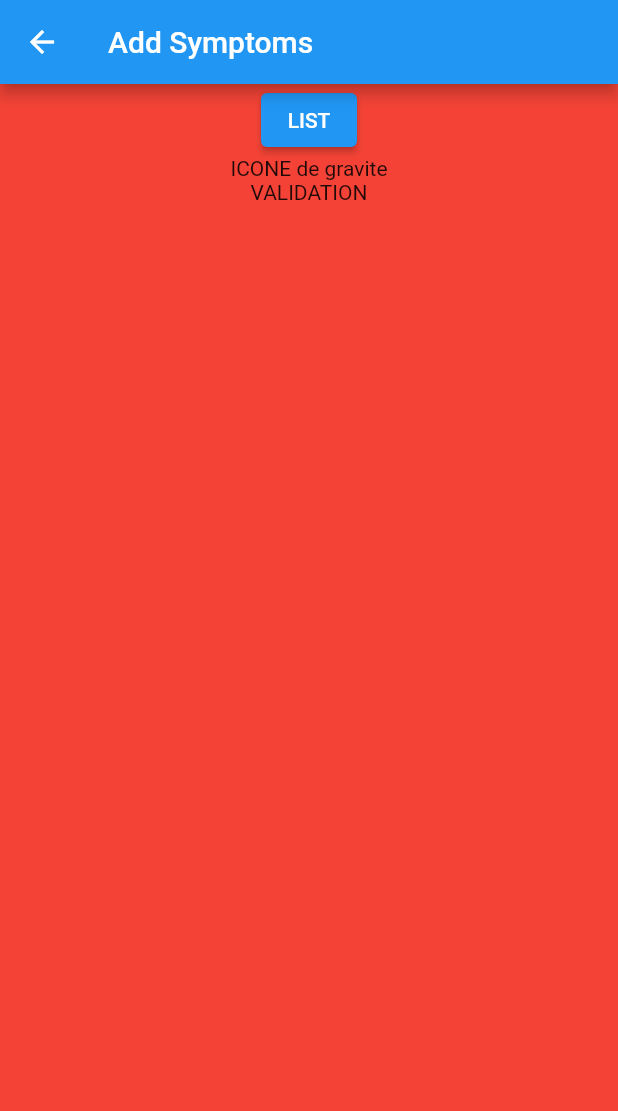
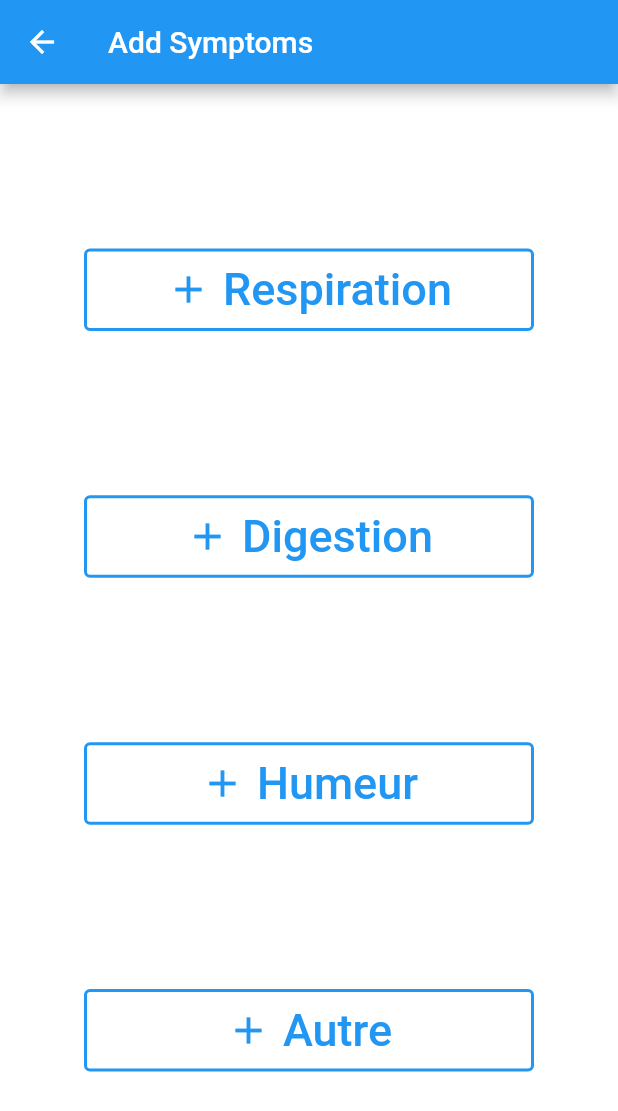
Before and after one commit to Kritor-cyber/MaMuco, a Flutter app: the AddSymptoms screen opened directly, on a phone screen of 412 x 824 dp. Shown: the top 1111 px of the screen. Run offline on Flutter 3.47's test engine with Material 2 defaults, Android fonts, the phone set to English and light mode, and no system bars; our stand-ins replace syncfusion_flutter_calendar; missing offline and left inert: syncfusion_localizations.

Commit message:
mise en place des quatre boutons (Symptomes) permettant l'accès aux différents niveaux de symptomes

```diff
--- a/lib/AddSymptoms.dart
+++ b/lib/AddSymptoms.dart
@@ -22,12 +22,13 @@ class _AddSymptoms extends State<AddSymptoms> {
       },
       child: Container(
         padding: EdgeInsets.all(25),
-        color: Color.fromARGB(138, 217, 0, 255),
+        color: Colors.white,
         child: Flex(
           direction: Axis.horizontal,
           children: [
             Expanded(
               child: Column(
+
                 children: [
                   Text("Choississez le symptôme à ajouter :"),
                   Container(
@@ -53,28 +54,21 @@ class _AddSymptoms extends State<AddSymptoms> {
         title: Text(language.getAddSymptoms()),
       ),
       body: Container(
-        color: Colors.red,
+        color: Colors.white,
         child: Stack(
           children: [
             Positioned(
               left: 0,
               right: 0,
+              top: 0,
+              bottom: 0,
               child: Column(
+                mainAxisAlignment: MainAxisAlignment.spaceEvenly,
                 children: [
-                  ElevatedButton(
-                    onPressed: () {
-                      setState(() {
-                        widget.selectingSymptom = true;
-                      });
-                    },
-                    style: ButtonStyle(
-                      backgroundColor:
-                          MaterialStateProperty.all<Color>(Colors.blue),
-                    ),
-                    child: Text("LIST"),
-                  ),
-                  Text("ICONE de gravite"),
-                  Text("VALIDATION"),
+                  getSymptomButton("Respiration"),
+                  getSymptomButton("Digestion"),
+                  getSymptomButton("Humeur"),
+                  getSymptomButton("Autre"),
                 ],
               ),
             ),
@@ -99,4 +93,22 @@ class _AddSymptoms extends State<AddSymptoms> {
       },
     );
   }
+
+  TextButton getSymptomButton (String label) {
+    return TextButton.icon (
+      onPressed: () {
+      setState(() {
+        widget.selectingSymptom = true;
+      });
+    },
+      icon: Icon(Icons.add, size: 30),
+      label: Text(label,style: TextStyle(fontSize: 30) ),
+      style: TextButton.styleFrom(
+        minimumSize: Size(300, 0),
+        primary: Colors.blue,
+        side: BorderSide(color: Colors.blue, width: 2),
+        padding: EdgeInsets.only(top:10, bottom: 10),
+    ),
+    );
+  }
 }
```
